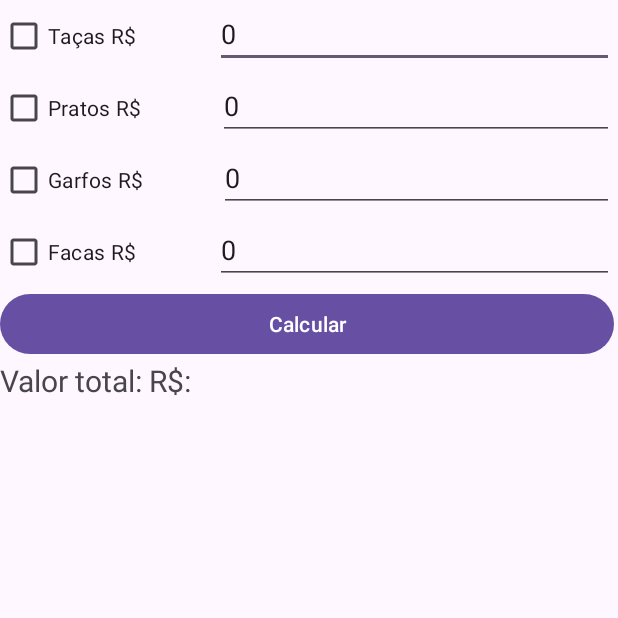
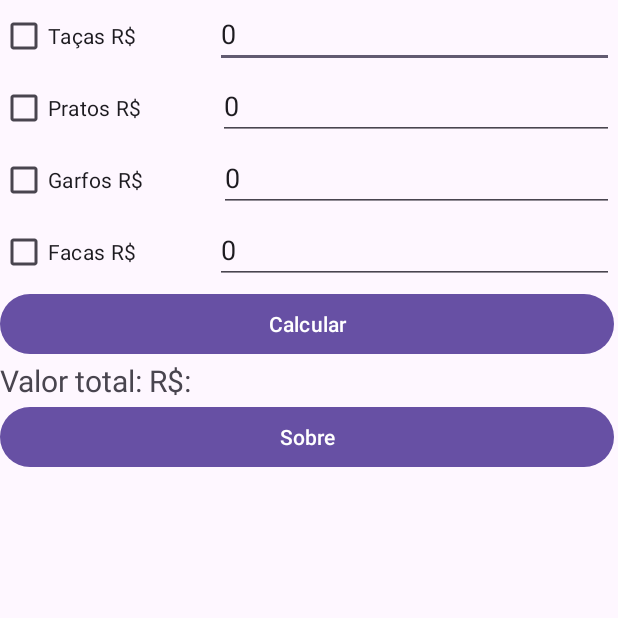
Before and after one commit to Rfaelsn/curso_android_java, an Android app: the screen it shows after launch (MainActivity), on a phone screen of 412 x 824 dp, the top half of it. Run offline under Robolectric (Android 15) with nearby library versions, the phone set to English and light mode, and no system bars.

Commit message:
feat: criando nova activity e fazendo metodo de navegacao

```diff
--- a/app/src/main/AndroidManifest.xml
+++ b/app/src/main/AndroidManifest.xml
@@ -13,6 +13,9 @@
         android:theme="@style/Theme.Aula01"
         tools:targetApi="31">
         <activity
+            android:name=".TelaSobre"
+            android:exported="false" />
+        <activity
             android:name=".MainActivity"
             android:exported="true">
             <intent-filter>
--- a/app/src/main/java/com/example/aula01/MainActivity.java
+++ b/app/src/main/java/com/example/aula01/MainActivity.java
@@ -2,6 +2,7 @@ package com.example.aula01;
 
 import androidx.appcompat.app.AppCompatActivity;
 
+import android.content.Intent;
 import android.os.Bundle;
 import android.view.View;
 import android.widget.Button;
@@ -74,5 +75,10 @@ public class MainActivity extends AppCompatActivity {
         cxMsg.show();
     }
 
+    public void acessarTelaSobre(View v){
+        Intent itTelaSobre = new Intent(this,TelaSobre.class);
+        startActivity(itTelaSobre);
+    }
+
 
 }
--- a/app/src/main/res/layout/activity_main.xml
+++ b/app/src/main/res/layout/activity_main.xml
@@ -122,5 +122,12 @@
             android:layout_height="wrap_content"
             android:text="Valor total: R$: "
             android:textSize="20sp" />
+
+        <Button
+            android:id="@+id/button"
+            android:layout_width="match_parent"
+            android:layout_height="wrap_content"
+            android:onClick="acessarTelaSobre"
+            android:text="Sobre" />
     </LinearLayout>
 </androidx.constraintlayout.widget.ConstraintLayout>
```
Also changed, not shown: app/src/main/java/com/example/aula01/TelaSobre.java (added, +14 -0 lines), app/src/main/res/layout/activity_tela_sobre.xml (added, +17 -0 lines).
